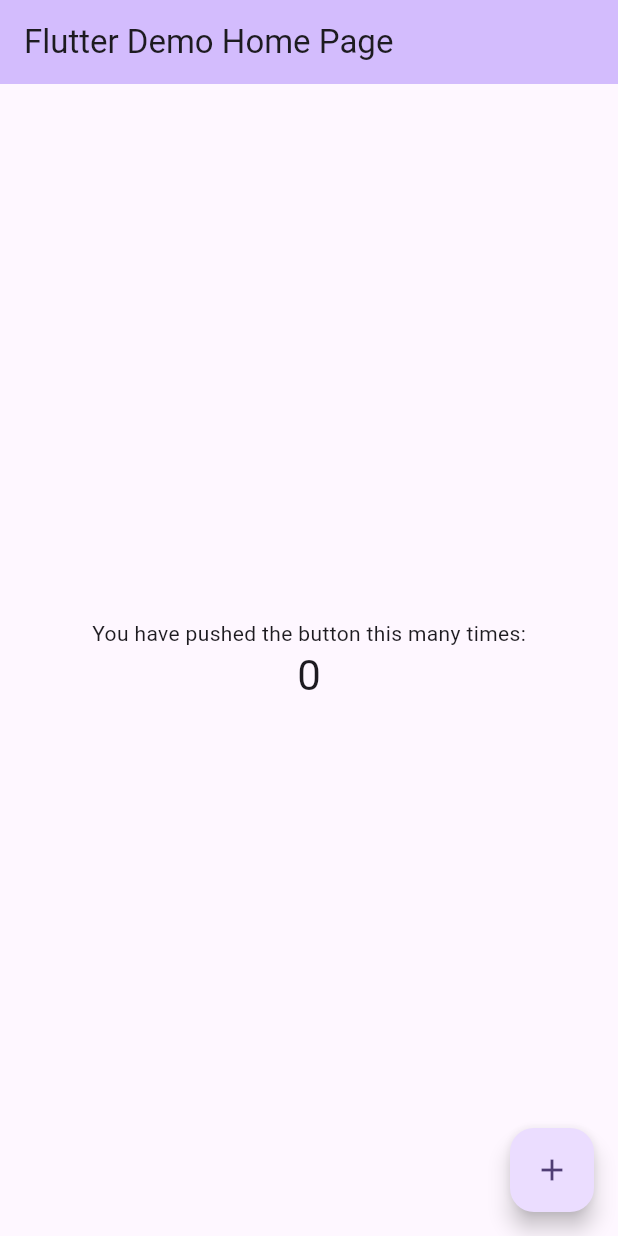
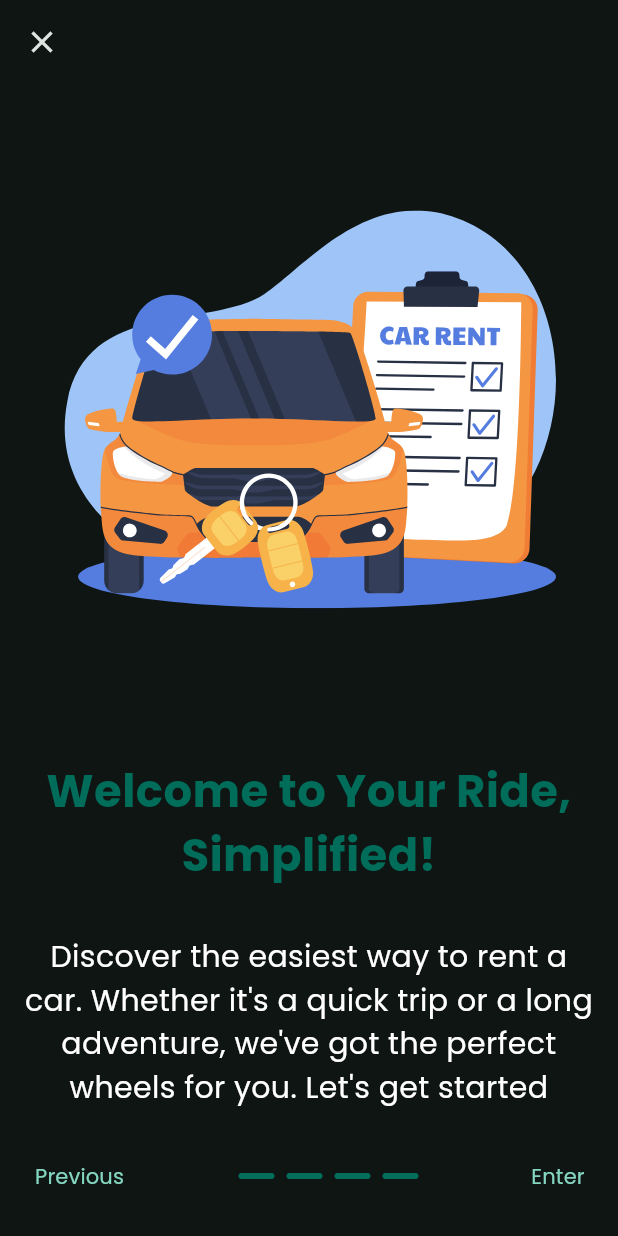
Before and after one commit to Anyanwu-Carl/kar_rentalz, a Flutter app: the screen it shows after launch, on a phone screen of 412 x 824 dp. Run offline on Flutter 3.47's test engine with Material 3 defaults, Android fonts, the light colour scheme and no system bars; our stand-ins replace flutter_svg.

Commit message:
Added onboarding screen

```diff
--- a/lib/core/gen/assets.gen.dart
+++ b/lib/core/gen/assets.gen.dart
@@ -188,6 +188,10 @@ class $AssetsImagesGen {
   AssetGenImage get maserati =>
       const AssetGenImage('assets/images/maserati.png');
 
+  /// Directory path: assets/images/onboarding
+  $AssetsImagesOnboardingGen get onboarding =>
+      const $AssetsImagesOnboardingGen();
+
   /// File path: assets/images/otp-illustration.svg
   String get otpIllustration => 'assets/images/otp-illustration.svg';
 
@@ -219,6 +223,34 @@ class $AssetsImagesGen {
     profile,
     sampleLogo,
     speedIndicator,
+  ];
+}
+
+class $AssetsImagesOnboardingGen {
+  const $AssetsImagesOnboardingGen();
+
+  /// File path: assets/images/onboarding/onboarding_image_1.svg
+  String get onboardingImage1 =>
+      'assets/images/onboarding/onboarding-image-1.svg';
+
+  /// File path: assets/images/onboarding/onboarding_image_2.svg
+  String get onboardingImage2 =>
+      'assets/images/onboarding/onboarding-image-2.svg';
+
+  /// File path: assets/images/onboarding/onboarding_image_3.svg
+  String get onboardingImage3 =>
+      'assets/images/onboarding/onboarding-image-3.svg';
+
+  /// File path: assets/images/onboarding/onboarding_image_4.svg
+  String get onboardingImage4 =>
+      'assets/images/onboarding/onboarding-image-4.svg';
+
+  /// List of all assets
+  List<String> get values => [
+    onboardingImage1,
+    onboardingImage2,
+    onboardingImage3,
+    onboardingImage4,
   ];
 }
 
--- a/lib/core/themes/colors.dart
+++ b/lib/core/themes/colors.dart
@@ -1,7 +1,7 @@
 import 'package:flutter/material.dart';
 
-class Appcolors {
-  Appcolors._();
+class AppColors {
+  AppColors._();
 
   static const primaryColor = Color(0xff006D5B);
   static const secondaryColor = Color(0xffffffff);
--- /dev/null
+++ b/lib/core/widgets/app_svg_viewer.dart
@@ -0,0 +1,33 @@
+import 'package:flutter/material.dart';
+import 'package:flutter_svg/flutter_svg.dart';
+import 'package:flutter/widgets.dart';
+
+class AppSvgViewer extends StatelessWidget {
+  const AppSvgViewer(
+    this.path, {
+    super.key,
+    this.width,
+    this.height,
+    this.color,
+    this.fit,
+  });
+
+  final String path;
+  final double? width;
+  final double? height;
+  final Color? color;
+  final BoxFit? fit;
+
+  @override
+  Widget build(BuildContext context) {
+    return SvgPicture.asset(
+      path,
+      width: width,
+      height: height,
+      colorFilter: color == null
+          ? null
+          : ColorFilter.mode(color!, BlendMode.srcIn),
+      fit: fit ?? BoxFit.contain,
+    );
+  }
+}
--- /dev/null
+++ b/lib/features/onboarding_feature/data/local/sample_data.dart
@@ -0,0 +1,22 @@
+import 'package:car_rentalz/core/gen/assets.gen.dart';
+
+List<String> titles = [
+  "Welcome to Your Ride,\nSimplified!",
+  "Your Journey,\nYour Way",
+  "Seamless Rentals,\nAnytime, Anywhere",
+  "Drive More,\nWorry Less",
+];
+
+List<String> descriptions = [
+  "Discover the easiest way to rent a car. Whether it's a quick trip or a long adventure, we've got the perfect wheels for you. Let's get started",
+  "Choose from a wide range of vehicles, from compact cars to luxury SUVs. With just a few taps, you're on the road. Ready to hit the gas?",
+  "No hassle, no hidden fees. Book, unlock, and drive with confidence. Your next ride is just a few clicks away. Let's go!",
+  "Find the best best deals, track your rentals, and enjoy 24/7 support. Your perfect car is waiting. Start your journey now!",
+];
+
+List<String> images = [
+  Assets.images.onboarding.onboardingImage1,
+  Assets.images.onboarding.onboardingImage2,
+  Assets.images.onboarding.onboardingImage3,
+  Assets.images.onboarding.onboardingImage4,
+];
--- /dev/null
+++ b/lib/features/onboarding_feature/presentation/screen/onboarding_screen.dart
@@ -0,0 +1,55 @@
+import 'package:car_rentalz/core/themes/dimensions.dart';
+import 'package:car_rentalz/core/utilities/check_device_size.dart';
+import 'package:car_rentalz/core/widgets/app_svg_viewer.dart';
+import 'package:car_rentalz/features/onboarding_feature/data/local/sample_data.dart';
+import 'package:car_rentalz/features/onboarding_feature/presentation/widgets/onboarding_bottom_sheet_widget.dart';
+import 'package:car_rentalz/features/onboarding_feature/presentation/widgets/title_and_description_widget.dart';
+import 'package:flutter/material.dart';
+
+class Onboardingscreen extends StatelessWidget {
+  const Onboardingscreen({super.key});
+
+  @override
+  Widget build(BuildContext context) {
+    return Scaffold(
+      appBar: AppBar(
+        leading: IconButton(onPressed: () {}, icon: Icon(Icons.close)),
+      ),
+      body: SafeArea(
+        child: PageView.builder(
+          itemCount: 4,
+          itemBuilder: (final context, final position) {
+            final size = MediaQuery.of(context).size;
+            return SingleChildScrollView(
+              padding: const EdgeInsets.symmetric(
+                horizontal: Dimens.largePadding,
+              ),
+              child: Column(
+                children: [
+                  Container(
+                    width: size.width,
+                    margin: const EdgeInsets.only(top: Dimens.largePadding),
+                    child: AppSvgViewer(
+                      images[position],
+                      width: checkVerySmallDeviceSize(context)
+                          ? size.width
+                          : Dimens.smallDeviceBreakPoint,
+                      fit: BoxFit.fitWidth,
+                    ),
+                  ),
+
+                  SizedBox(height: Dimens.extraLargePadding),
+
+                  // ONBOARDING SCREEN TEXT DESCRIPTION
+                  TitleAndDescriptionWidget(position: position),
+                ],
+              ),
+            );
+          },
+        ),
+      ),
+
+      bottomSheet: OnboardingBottomSheetWidget(position: 3),
+    );
+  }
+}
--- /dev/null
+++ b/lib/features/onboarding_feature/presentation/widgets/onboarding_bottom_sheet_widget.dart
@@ -0,0 +1,66 @@
+import 'package:car_rentalz/core/themes/colors.dart';
+import 'package:car_rentalz/core/themes/dimensions.dart';
+import 'package:flutter/material.dart';
+
+class OnboardingBottomSheetWidget extends StatelessWidget {
+  const OnboardingBottomSheetWidget({super.key, required this.position});
+
+  final int position;
+
+  @override
+  Widget build(BuildContext context) {
+    return Container(
+      height: 80.0,
+      padding: EdgeInsets.symmetric(
+        horizontal: Dimens.padding,
+        vertical: Dimens.largePadding,
+      ),
+      child: Row(
+        mainAxisAlignment: MainAxisAlignment.spaceBetween,
+        children: [
+          if (position == 0)
+            SizedBox(width: 90.0)
+          else
+            SizedBox(
+              width: 90.0,
+              child: TextButton(onPressed: () {}, child: Text("Previous")),
+            ),
+
+          // PROGRESS INDICATOR
+          SizedBox(
+            height: 12.0,
+            child: ListView.builder(
+              itemCount: 4,
+              shrinkWrap: true,
+              physics: NeverScrollableScrollPhysics(),
+              scrollDirection: Axis.horizontal,
+              itemBuilder: (final context, final index) {
+                return InkWell(
+                  child: Container(
+                    margin: EdgeInsets.all(Dimens.smallPadding),
+                    child: Ink(
+                      width: 24.0,
+                      height: 4.0,
+                      decoration: BoxDecoration(
+                        color: index <= position
+                            ? AppColors.primaryColor
+                            : AppColors.secondaryColor,
+                        borderRadius: BorderRadius.circular(Dimens.corners),
+                      ),
+                    ),
+                  ),
+                );
+              },
+            ),
+          ),
+
+          // NEXT BUTTON
+          TextButton(
+            onPressed: () {},
+            child: Text(position == 3 ? "Enter" : "Next"),
+          ),
+        ],
+      ),
+    );
+  }
+}
--- /dev/null
+++ b/lib/features/onboarding_feature/presentation/widgets/title_and_description_widget.dart
@@ -0,0 +1,40 @@
+import 'package:car_rentalz/core/gen/fonts.gen.dart';
+import 'package:car_rentalz/core/themes/colors.dart';
+import 'package:car_rentalz/core/themes/dimensions.dart';
+import 'package:car_rentalz/features/onboarding_feature/data/local/sample_data.dart';
+import 'package:flutter/material.dart';
+
+class TitleAndDescriptionWidget extends StatelessWidget {
+  const TitleAndDescriptionWidget({super.key, required this.position});
+
+  final int position;
+
+  @override
+  Widget build(BuildContext context) {
+    return Column(
+      children: [
+        Text(
+          titles[position],
+          style: TextStyle(
+            fontSize: 30.0,
+            fontFamily: FontFamily.poppinsBold,
+            color: AppColors.primaryColor,
+          ),
+          textAlign: TextAlign.center,
+        ),
+
+        SizedBox(height: Dimens.extraLargePadding),
+
+        Text(
+          descriptions[position],
+          style: TextStyle(
+            fontSize: 20.0,
+            fontFamily: FontFamily.poppinsRegular,
+            color: AppColors.secondaryColor,
+          ),
+          textAlign: TextAlign.center,
+        ),
+      ],
+    );
+  }
+}
--- a/lib/main.dart
+++ b/lib/main.dart
@@ -1,3 +1,6 @@
+import 'package:car_rentalz/core/gen/fonts.gen.dart';
+import 'package:car_rentalz/core/themes/colors.dart';
+import 'package:car_rentalz/features/onboarding_feature/presentation/screen/onboarding_screen.dart';
 import 'package:flutter/material.dart';
 
 void main() {
@@ -7,116 +10,24 @@ void main() {
 class MyApp extends StatelessWidget {
   const MyApp({super.key});
 
-  // This widget is the root of your application.
   @override
   Widget build(BuildContext context) {
     return MaterialApp(
-      title: 'Flutter Demo',
+      title: "Car Rental App",
+      themeMode: ThemeMode.dark,
       theme: ThemeData(
-        // This is the theme of your application.
-        //
-        // TRY THIS: Try running your application with "flutter run". You'll see
-        // the application has a purple toolbar. Then, without quitting the app,
-        // try changing the seedColor in the colorScheme below to Colors.green
-        // and then invoke "hot reload" (save your changes or press the "hot
-        // reload" button in a Flutter-supported IDE, or press "r" if you used
-        // the command line to start the app).
-        //
-        // Notice that the counter didn't reset back to zero; the application
-        // state is not lost during the reload. To reset the state, use hot
-        // restart instead.
-        //
-        // This works for code too, not just values: Most code changes can be
-        // tested with just a hot reload.
-        colorScheme: .fromSeed(seedColor: Colors.deepPurple),
+        colorScheme: ColorScheme.fromSeed(
+          seedColor: AppColors.primaryColor,
+          brightness: Brightness.dark,
+        ),
+        fontFamily: FontFamily.poppinsRegular,
+        useMaterial3: true,
+        bottomSheetTheme: BottomSheetThemeData(
+          backgroundColor: Colors.transparent,
+        ),
       ),
-      home: const MyHomePage(title: 'Flutter Demo Home Page'),
+      home: Onboardingscreen(),
+      debugShowCheckedModeBanner: false,
     );
   }
 }
-
-class MyHomePage extends StatefulWidget {
-  const MyHomePage({super.key, required this.title});
-
-  // This widget is the home page of your application. It is stateful, meaning
-  // that it has a State object (defined below) that contains fields that affect
-  // how it looks.
-
-  // This class is the configuration for the state. It holds the values (in this
-  // case the title) provided by the parent (in this case the App widget) and
-  // used by the build method of the State. Fields in a Widget subclass are
-  // always marked "final".
-
-  final String title;
-
-  @override
-  State<MyHomePage> createState() => _MyHomePageState();
-}
-
-class _MyHomePageState extends State<MyHomePage> {
-  int _counter = 0;
-
-  void _incrementCounter() {
-    setState(() {
-      // This call to setState tells the Flutter framework that something has
-      // changed in this State, which causes it to rerun the build method below
-      // so that the display can reflect the updated values. If we changed
-      // _counter without calling setState(), then the build method would not be
-      // called again, and so nothing would appear to happen.
-      _counter++;
-    });
-  }
-
-  @override
-  Widget build(BuildContext context) {
-    // This method is rerun every time setState is called, for instance as done
-    // by the _incrementCounter method above.
-    //
-    // The Flutter framework has been optimized to make rerunning build methods
-    // fast, so that you can just rebuild anything that needs updating rather
-    // than having to individually change instances of widgets.
-    return Scaffold(
-      appBar: AppBar(
-        // TRY THIS: Try changing the color here to a specific color (to
-        // Colors.amber, perhaps?) and trigger a hot reload to see the AppBar
-        // change color while the other colors stay the same.
-        backgroundColor: Theme.of(context).colorScheme.inversePrimary,
-        // Here we take the value from the MyHomePage object that was created by
-        // the App.build method, and use it to set our appbar title.
-        title: Text(widget.title),
-      ),
-      body: Center(
-        // Center is a layout widget. It takes a single child and positions it
-        // in the middle of the parent.
-        child: Column(
-          // Column is also a layout widget. It takes a list of children and
-          // arranges them vertically. By default, it sizes itself to fit its
-          // children horizontally, and tries to be as tall as its parent.
-          //
-          // Column has various properties to control how it sizes itself and
-          // how it positions its children. Here we use mainAxisAlignment to
-          // center the children vertically; the main axis here is the vertical
-          // axis because Columns are vertical (the cross axis would be
-          // horizontal).
-          //
-          // TRY THIS: Invoke "debug painting" (choose the "Toggle Debug Paint"
-          // action in the IDE, or press "p" in the console), to see the
-          // wireframe for each widget.
-          mainAxisAlignment: .center,
-          children: [
-            const Text('You have pushed the button this many times:'),
-            Text(
-              '$_counter',
-              style: Theme.of(context).textTheme.headlineMedium,
-            ),
-          ],
-        ),
-      ),
-      floatingActionButton: FloatingActionButton(
-        onPressed: _incrementCounter,
-        tooltip: 'Increment',
-        child: const Icon(Icons.add),
-      ),
-    );
-  }
-}
--- a/pubspec.yaml
+++ b/pubspec.yaml
@@ -68,6 +68,8 @@ flutter:
 
   # To add assets to your application, add an assets section, like this:
   assets:
+    - assets/images/onboarding/
+    - assets/images/flags/
     - assets/images/
     - assets/fonts/
     - assets/icons/
```
